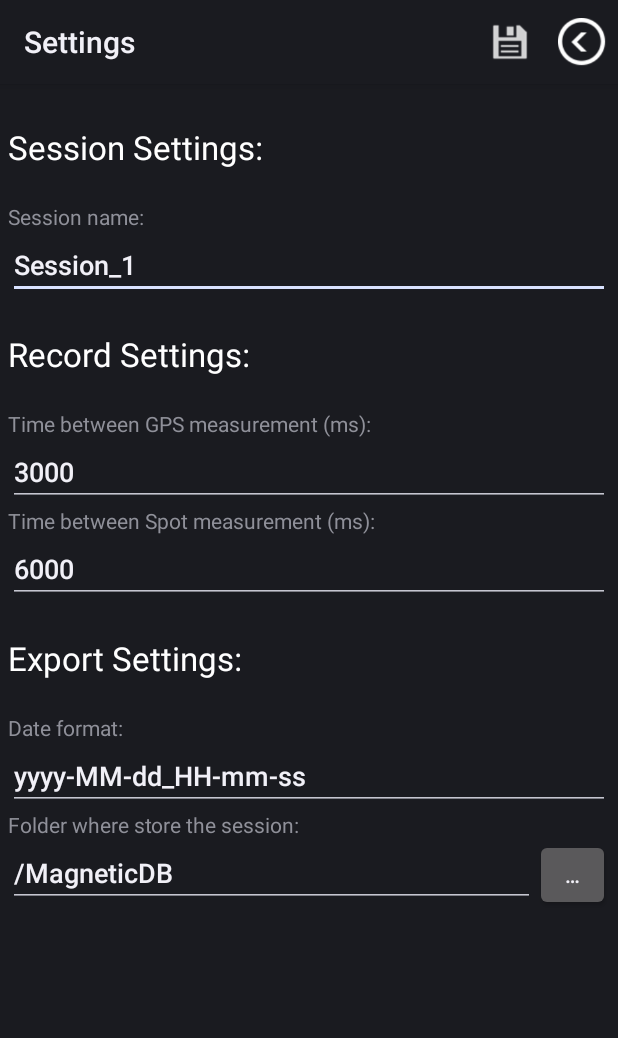
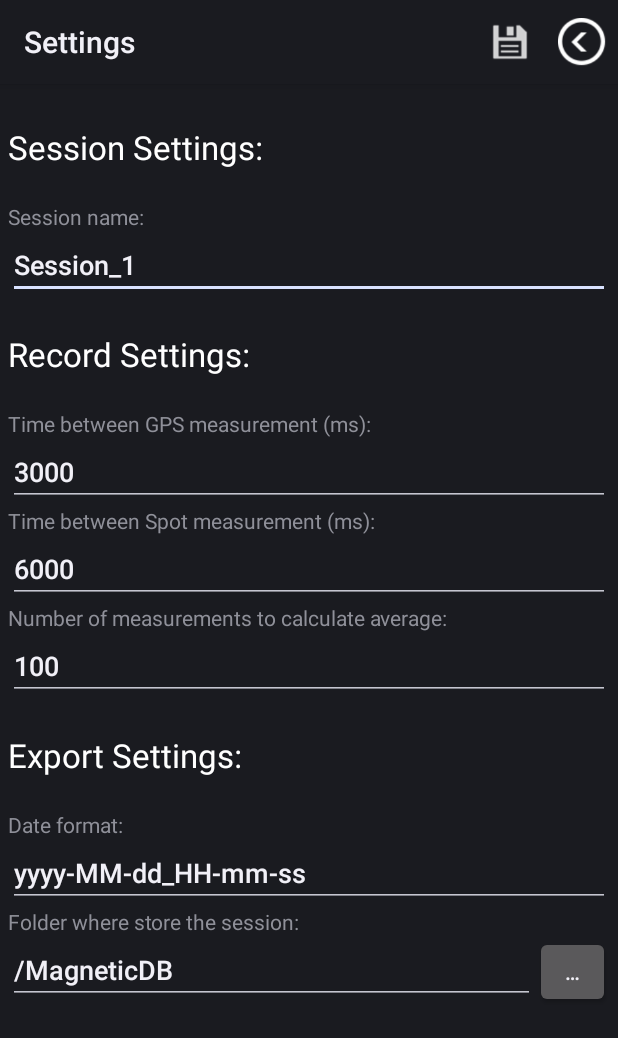
Before and after one commit to VSasyan/MagneticDB, an Android app: the MainActivity screen opened directly, with no data from a screen before it, in the options menu, after a tap on "Settings", on a phone screen of 412 x 824 dp. Shown: the top 1038 px of the screen. Run offline under Robolectric (Android 15) with nearby library versions, the phone set to English and light mode, and no system bars; 1 statement that could not run was skipped.

Commit message:
Android update
The measurement are calculated by mean and not spotted.
The size of the data used for the calculation can be defined by the
user.

```diff
--- /dev/null
+++ b/Android/app/src/main/java/com/uottawa/sasyan/magneticdb/Class/AverageVector.java
@@ -0,0 +1,38 @@
+package com.uottawa.sasyan.magneticdb.Class;
+
+/**
+ * Created by valentin on 30/06/2015.
+ */
+
+import java.util.ArrayList;
+import java.util.List;
+
+public class AverageVector {
+    private int size;
+    List<Vector> vectors;
+
+    public AverageVector(int size) {
+        this.size = size;
+        this.vectors = new ArrayList<Vector>();
+    }
+
+    public void setSize(int size) {
+        this.size = size;
+        while (this.vectors.size() > this.size) {
+            this.vectors.remove(0);
+        }
+    }
+
+    public Vector getAverage() {
+        Vector vector = new Vector(0,0,0);
+        vector.beMeanOf(this.vectors);
+        return vector;
+    }
+
+    public void addVector(Vector vector) {
+        this.vectors.add(vector);
+        if (this.vectors.size() > this.size) {
+            this.vectors.remove(0);
+        }
+    }
+}
--- a/Android/app/src/main/java/com/uottawa/sasyan/magneticdb/Class/Settings.java
+++ b/Android/app/src/main/java/com/uottawa/sasyan/magneticdb/Class/Settings.java
@@ -13,7 +13,7 @@ import com.uottawa.sasyan.magneticdb.SettingsActivity;
 public class Settings {
     private Context context;
     private String folder, dateFormat, show, session, recording;
-    private int showType, interType, normType, timeGPS, timeSpot;
+    private int showType, interType, normType, timeGPS, timeSpot, sizeAverage;
     private boolean WifiOnly;
 
     public Settings(Context context) {
@@ -34,6 +34,7 @@ public class Settings {
         this.normType = preferences.getInt("normType", 0);
         this.timeGPS = preferences.getInt("timeGPS", 3000);
         this.timeSpot = preferences.getInt("timeSpot", 6000);
+        this.sizeAverage = preferences.getInt("sizeAverage", 100);
         return true;
     }
 
@@ -51,6 +52,7 @@ public class Settings {
         e.putInt("normType", this.normType);
         e.putInt("timeGPS", this.timeGPS);
         e.putInt("timeSpot", this.timeSpot);
+        e.putInt("sizeAverage", this.sizeAverage);
         e.commit();
         return true;
     }
@@ -92,6 +94,9 @@ public class Settings {
     }
     public int getTimeSpot() {
         return timeSpot;
+    }
+    public int getSizeAverage() {
+        return sizeAverage;
     }
 
     public void setDateFormat(String dateFormat) {
@@ -138,6 +143,10 @@ public class Settings {
         this.timeSpot = timeSpot;
         saveSettings();
     }
+    public void setSizeAverage(int sizeAverage) {
+        this.sizeAverage = sizeAverage;
+        saveSettings();
+    }
 
     public void setTimeGPS(String timeGPS) {
         ConvertInt time = new ConvertInt(timeGPS, 3000);
@@ -146,6 +155,10 @@ public class Settings {
     public void setTimeSpot(String timeSpot) {
         ConvertInt time = new ConvertInt(timeSpot, 6000);
         setTimeSpot(time.getValue());
+    }
+    public void setSizeAverage(String sizeAverage) {
+        ConvertInt size = new ConvertInt(sizeAverage, 100);
+        setSizeAverage(size.getValue());
     }
 
     public String getFolderSession() {
--- a/Android/app/src/main/java/com/uottawa/sasyan/magneticdb/Class/Vector.java
+++ b/Android/app/src/main/java/com/uottawa/sasyan/magneticdb/Class/Vector.java
@@ -51,6 +51,10 @@ public class Vector {
 
     public void update(Vector v) {
         this.update(v.getX(), v.getY(), v.getZ());
+    }
+
+    public void update(Vector v, int A) {
+        this.update(v.getX(), v.getY(), v.getZ(), A);
     }
 
     public void update(float[] ar) {
--- a/Android/app/src/main/java/com/uottawa/sasyan/magneticdb/MainActivity.java
+++ b/Android/app/src/main/java/com/uottawa/sasyan/magneticdb/MainActivity.java
@@ -43,6 +43,7 @@ import com.google.android.gms.maps.model.LatLng;
 import com.google.android.gms.maps.model.Marker;
 import com.google.android.gms.maps.model.MarkerOptions;
 
+import com.uottawa.sasyan.magneticdb.Class.AverageVector;
 import com.uottawa.sasyan.magneticdb.Class.ConvertInt;
 import com.uottawa.sasyan.magneticdb.Class.DirectoryChooserDialog;
 import com.uottawa.sasyan.magneticdb.Class.Measurement;
@@ -84,7 +85,8 @@ public class MainActivity extends FragmentActivity implements SensorEventListene
     Vector absMagneticField = new Vector(0,0,0), relMagneticField = new Vector(0,0,0),
             relGravity = new Vector(0,0,0), relLinearAcce = new Vector(0,0,0),
             absLinearAcce = new Vector(0,0,0);
-    List<Vector> listAbsLinearAcce = new ArrayList<Vector>();
+    AverageVector averageLinearAcce;
+    AverageVector averageMagneticField;
     GPS gps = new GPS(0,0,0,0);
 
     /********************************************************************/
@@ -95,6 +97,8 @@ public class MainActivity extends FragmentActivity implements SensorEventListene
         super.onCreate(arg0);
         setContentView(R.layout.activity_main);
         settings = new Settings(this);
+        averageLinearAcce = new AverageVector(settings.getSizeAverage());
+        averageMagneticField = new AverageVector(settings.getSizeAverage());
 
         helper = new HelperMeasurement(this);
 
@@ -201,13 +205,18 @@ public class MainActivity extends FragmentActivity implements SensorEventListene
         sensorManager.registerListener(this, sensorGravity, SensorManager.SENSOR_DELAY_GAME);
         // SENSOR_DELAY_FASTEST,  SENSOR_DELAY_GAME, SENSOR_DELAY_UI, SENSOR_DELAY_NORMAL
 
-        // Update GPS (or Wifi if there is not GPS) :
+        // Update GPS (or Wifi if there is not GPS):
         if (this.settings.isWifiOnly()) {
             lm.requestLocationUpdates(LocationManager.NETWORK_PROVIDER, settings.getTimeGPS(), 0, this);
         } else {
             if (lm.isProviderEnabled(LocationManager.GPS_PROVIDER))
                 lm.requestLocationUpdates(LocationManager.GPS_PROVIDER, settings.getTimeGPS(), 0, this);
         }
+
+        // Update the settings:
+        this.settings.getSettings();
+        this.averageMagneticField.setSize(settings.getSizeAverage());
+        this.averageLinearAcce.setSize(settings.getSizeAverage());
 
         initializeMap();
 
@@ -451,7 +460,8 @@ public class MainActivity extends FragmentActivity implements SensorEventListene
             rCompass[2] = float_magneticField[2];
             rCompass[3] = 0;
             android.opengl.Matrix.multiplyMV(aCompass, 0, Rinv, 0, rCompass, 0);
-            absMagneticField.update(aCompass, 1000);
+            this.averageMagneticField.addVector(new Vector(aCompass));
+            this.absMagneticField.update(this.averageMagneticField.getAverage(), 1000);
             this.showAbsMagneticField();
         }
 
@@ -477,23 +487,10 @@ public class MainActivity extends FragmentActivity implements SensorEventListene
             rLinearAcce[2] = float_linearAcce[2];
             rLinearAcce[3] = 0;
             android.opengl.Matrix.multiplyMV(aLinearAcce, 0, Rinv, 0, rLinearAcce, 0);
-            //this.addAbsLinearAcce(new Vector(aLinearAcce));
-            this.absLinearAcce.update(aLinearAcce);
+            this.averageLinearAcce.addVector(new Vector(aLinearAcce));
+            this.absLinearAcce.update(this.averageLinearAcce.getAverage());
             this.showAbsLinearAcce();
         }
-    }
-
-    /********************************************************************/
-    /*** Filtering and stocking function ********************************/
-    /********************************************************************/
-    private void addAbsLinearAcce(Vector v) {
-        this.listAbsLinearAcce.add(v);
-        if (this.listAbsLinearAcce.size() > 8) {
-            // we delete the first element :
-            this.listAbsLinearAcce.remove(0);
-        }
-        // We calculate a mean :
-        this.absLinearAcce.beMeanOf(this.listAbsLinearAcce);
     }
 
     /********************************************************************/
--- a/Android/app/src/main/java/com/uottawa/sasyan/magneticdb/SettingsActivity.java
+++ b/Android/app/src/main/java/com/uottawa/sasyan/magneticdb/SettingsActivity.java
@@ -50,6 +50,7 @@ public class SettingsActivity extends Activity {
         ((EditText)findViewById(R.id.text_session)).setText(settings.getSession());
         ((EditText)findViewById(R.id.text_timeGPS)).setText(String.valueOf(settings.getTimeGPS()));
         ((EditText)findViewById(R.id.text_timeSpot)).setText(String.valueOf(settings.getTimeSpot()));
+        ((EditText)findViewById(R.id.text_sizeAverage)).setText(String.valueOf(settings.getSizeAverage()));
         return true;
     }
 
@@ -63,6 +64,7 @@ public class SettingsActivity extends Activity {
             settings.setSession(((EditText) findViewById(R.id.text_session)).getText().toString());
             settings.setTimeGPS(((EditText) findViewById(R.id.text_timeGPS)).getText().toString());
             settings.setTimeSpot(((EditText) findViewById(R.id.text_timeSpot)).getText().toString());
+            settings.setSizeAverage(((EditText) findViewById(R.id.text_sizeAverage)).getText().toString());
             this.finish();
             return true;
         }
--- a/Android/app/src/main/res/layout/activity_settings.xml
+++ b/Android/app/src/main/res/layout/activity_settings.xml
@@ -86,6 +86,22 @@
                     android:inputType="number" />
             </TableLayout>
 
+            <TableLayout>
+                <TextView
+                    android:layout_width="wrap_content"
+                    android:layout_height="wrap_content"
+                    android:text="@string/title_sizeAverage"
+                    android:id="@+id/title_sizeAverage"
+                    android:labelFor="@+id/text_sizeAverage" />
+            </TableLayout>
+            <TableLayout>
+                <EditText
+                    android:layout_width="wrap_content"
+                    android:layout_height="wrap_content"
+                    android:id="@+id/text_sizeAverage"
+                    android:inputType="number" />
+            </TableLayout>
+
         </TableLayout>
 
         <TableLayout>
--- a/Android/app/src/main/res/menu/menu_main.xml
+++ b/Android/app/src/main/res/menu/menu_main.xml
@@ -91,6 +91,6 @@
     <item
         android:id="@+id/menu_settings"
         android:showAsAction="never"
-        android:title="@string/action_settings"/>
+        android:title="@string/menu_settings"/>
 
 </menu>
--- a/Android/app/src/main/res/menu/menu_picture.xml
+++ b/Android/app/src/main/res/menu/menu_picture.xml
@@ -15,6 +15,6 @@
     <item
         android:id="@+id/menu_settings"
         android:showAsAction="never"
-        android:title="@string/action_settings"/>
+        android:title="@string/menu_settings"/>
 
 </menu>
--- a/Android/app/src/main/res/values/strings.xml
+++ b/Android/app/src/main/res/values/strings.xml
@@ -1,9 +1,10 @@
-<?xml version="1.0" encoding="utf-8"?>
+<?xml version="1.0" encoding="UTF-8"?>
 <resources>
     <string name="app_name">MagneticDB</string>
     <string name="title_activity_picture">Take a picture</string>
     <string name="title_activity_export">Export data</string>
     <string name="title_activity_heat">Collected Data</string>
+    <string name="title_activity_settings">Settings</string>
 
     <string name="title_absMagneticField">Absolute MF (nT):</string>
     <string name="title_relMagneticField">Relatif MF (nT):</string>
@@ -25,9 +26,10 @@
     <string name="title_fileName">File name:</string>
     <string name="title_sessionName">Session name:</string>
     <string name="title_dateFormat">Date format:</string>
+    <string name="title_settingsSession">Session Settings:</string>
     <string name="title_timeGPS">Time between GPS measurement (ms):</string>
     <string name="title_timeSpot">Time between Spot measurement (ms):</string>
-    <string name="title_settingsSession">Session Settings:</string>
+    <string name="title_sizeAverage">Number of measurements to calculate average:</string>
     <string name="title_settingsRecord">Record Settings:</string>
     <string name="title_settingsExport">Export Settings:</string>
 
@@ -48,18 +50,17 @@
     <string name="menu_x">See the x axe of magnetic field</string>
     <string name="menu_y">See the y axe of magnetic field</string>
     <string name="menu_z">See the z axe of magnetic field</string>
-    <string name="menu_center">Centrer la vue</string>
-    <string name="menu_bounds">Actualiser la vue</string>
+    <string name="menu_center">Show all the data</string>
+    <string name="menu_bounds">Recalculate</string>
     <string name="menu_interpolation">Interpolation</string>
     <string name="menu_save">Save</string>
+    <string name="menu_settings">Settings</string>
 
     <string name="inter_raw">RAW (No interpolation)</string>
     <string name="inter_nn">NN (Nearest neighbor)</string>
     <string name="inter_lin">Lin (Linear)</string>
     <string name="inter_inv">Inv (Inverse of distances)</string>
     <string name="inter_spl">Spl (Spline)</string>
-
-    <string name="text_sendServer">Send the data on the phone to the server.</string>
 
     <string name="apiKey">AIzaSyAhx4zWd9KoasTM44AXf_GnuchLe6haDXo</string>
     <string name="back">Back</string>
@@ -82,10 +83,6 @@
     <string name="error_dataNotExported">Unable to export data!</string>
 
     <string name="done_dataExported">Data exported!</string>
-    <string name="title_activity_settings">Settings</string>
-
-    <string name="hello_world">Hello world!</string>
-    <string name="action_settings">Settings</string>
 
     <string name="hint_BuildingId">Building id</string>
     <string name="hint_BuildingType">Building type</string>
```
Also changed, not shown: 1 other file.
